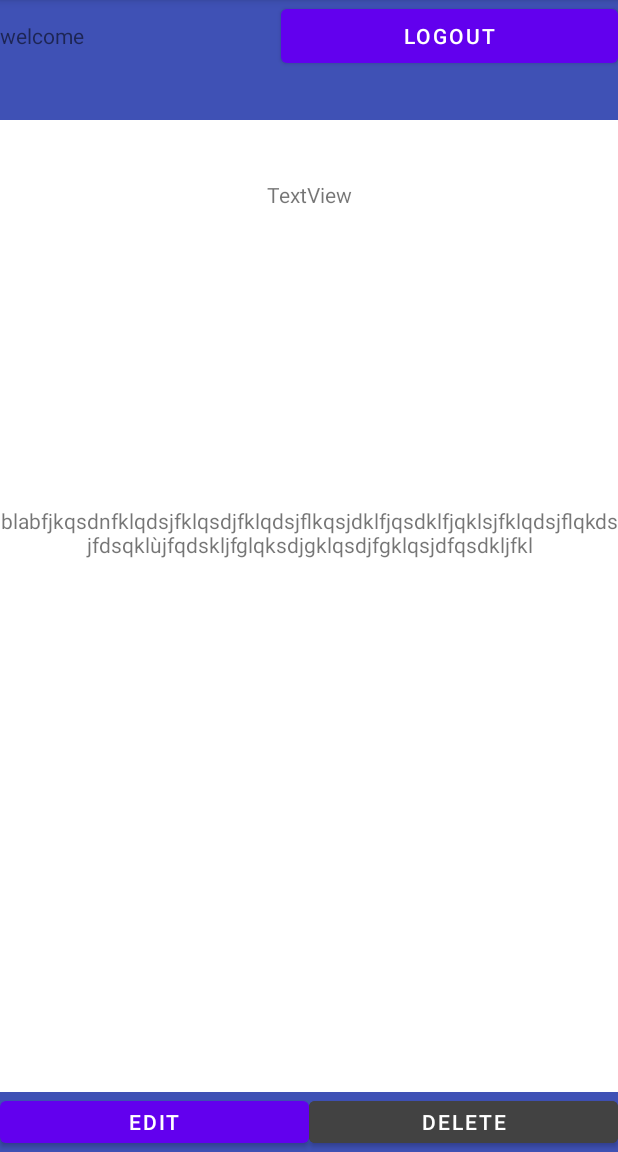
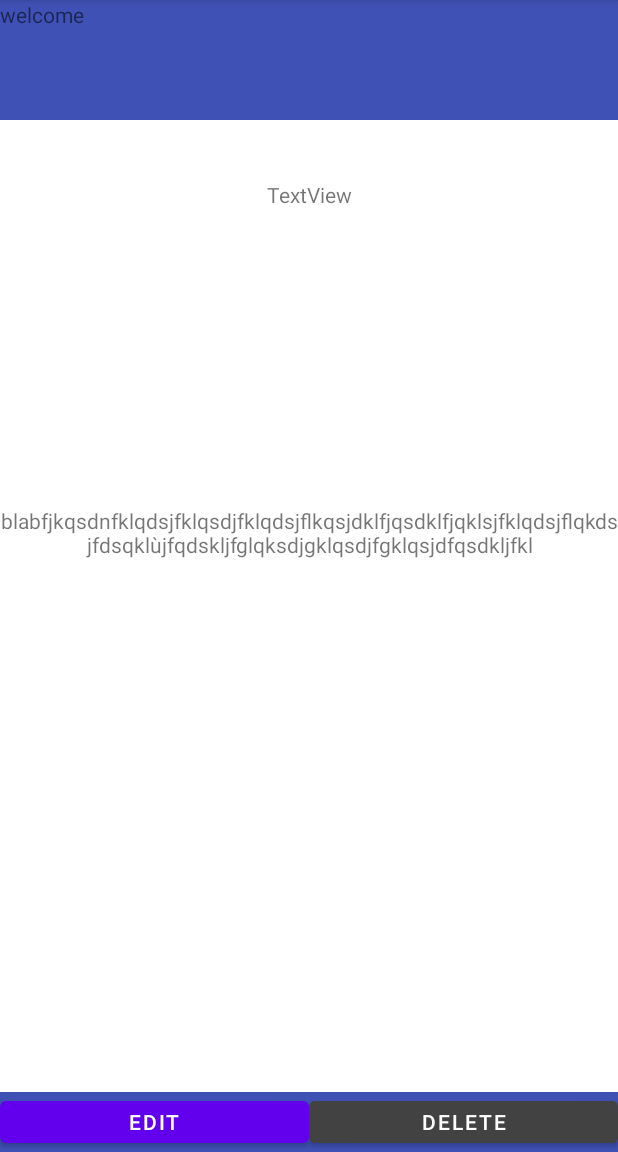
Before and after one commit to zorgness/FeedArticle, an Android app: the DetailsActivity screen opened directly, with no data from a screen before it, on a phone screen of 412 x 824 dp, the part 84-1236 px from its top. Run offline under Robolectric (Android 15) with nearby library versions, the phone set to English and light mode, and no system bars; our stand-ins replace Picasso; pictures from the network do not load.

```diff
--- a/app/src/main/res/layout/activity_details.xml
+++ b/app/src/main/res/layout/activity_details.xml
@@ -19,19 +19,14 @@
 
 
         <TextView
-            android:id="@+id/tv_title_article_details"
+            android:id="@+id/tv_category_details"
             android:layout_width="wrap_content"
             android:layout_height="wrap_content"
             android:layout_weight="1"
             android:text="welcome" />
 
 
-        <Button
-            android:id="@+id/btn_logout"
-            android:layout_width="wrap_content"
-            android:layout_height="wrap_content"
-            android:layout_weight="1"
-            android:text="@string/logout" />
+
 
     </LinearLayout>
 
```
Also changed, not shown: app/src/main/java/com/example/feedarticle/CreateOrEditActivity.kt (+24 -0 lines), app/src/main/java/com/example/feedarticle/DetailsActivity.kt (+48 -8 lines).
